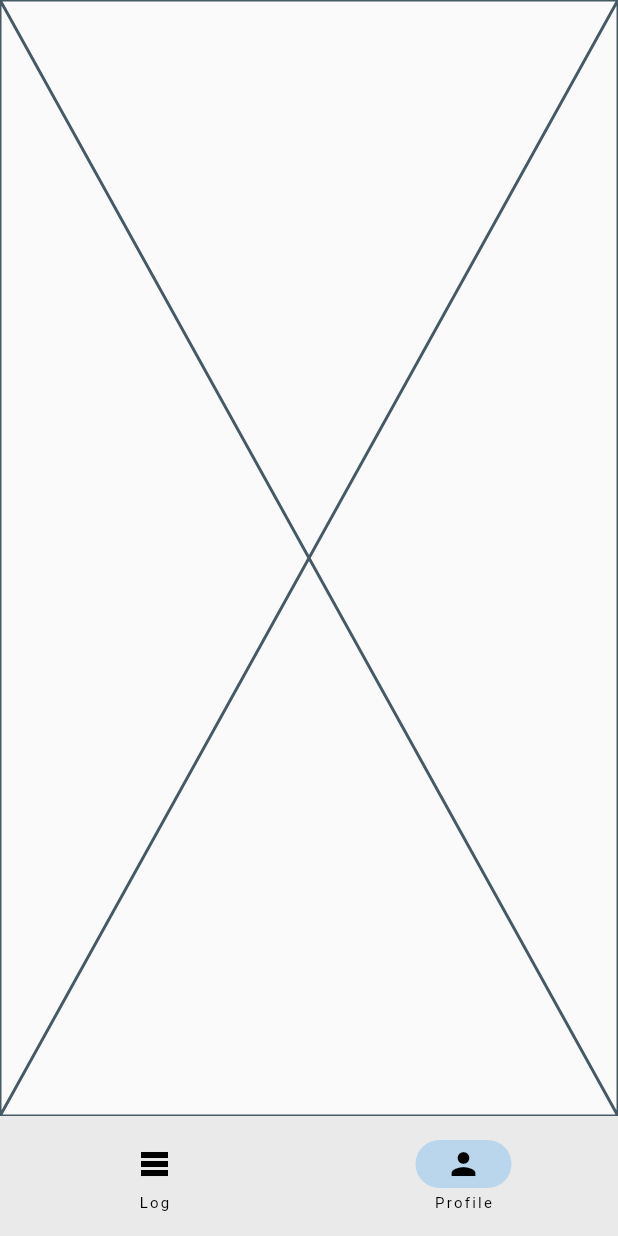
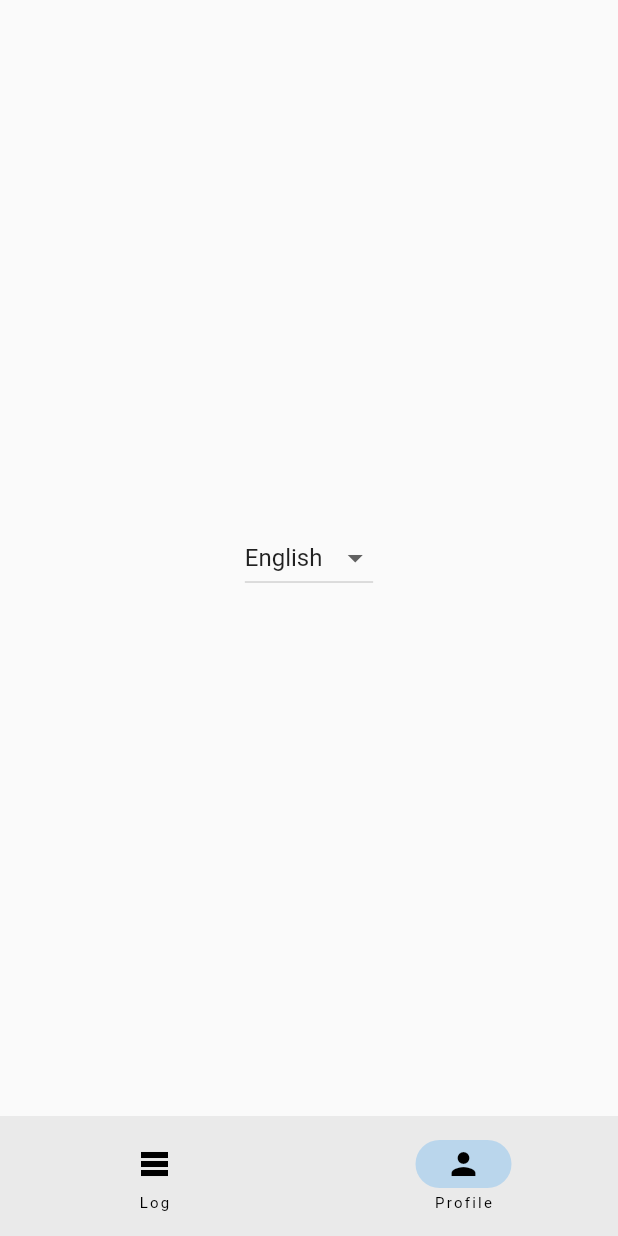
Before and after one commit to Bachar-official/flutter_qso, a Flutter app: the screen it shows after launch, item 2 of the bottom bar chosen, on a phone screen of 412 x 824 dp. Run offline on Flutter 3.47's test engine with Material 2 defaults, Android fonts, the phone set to English and light mode, and no system bars; our stand-ins replace flutter_riverpod, hive, hive_flutter; accounts and stored records are empty; generated files the repository leaves out were written again.

Commit message:
Changing locale dynamically. Storing settings.

```diff
--- a/lib/app/app.dart
+++ b/lib/app/app.dart
@@ -1,24 +1,25 @@
 import 'package:flutter/material.dart';
-import 'package:flutter_localizations/flutter_localizations.dart';
+import 'package:flutter_qso/app/di.dart';
 import 'package:flutter_qso/app/routing.dart';
+import 'package:flutter_gen/gen_l10n/app_localizations.dart';
+import 'package:flutter_qso/feature/profile/profile_state.dart';
+import 'package:flutter_qso/feature/profile/profile_state_holder.dart';
+import 'package:flutter_riverpod/flutter_riverpod.dart';
 
-class App extends StatelessWidget {
+final profileProvider = StateNotifierProvider<ProfileStateHolder, ProfileState>((ref) => di.profileStateHolder);
+
+class App extends ConsumerWidget {
   const App({Key? key}) : super(key: key);
 
   @override
-  Widget build(BuildContext context) {
-    return const MaterialApp(
+  Widget build(BuildContext context, WidgetRef ref) {
+    final state = ref.watch(profileProvider);
+    return MaterialApp(
       title: 'QSO',
-      localizationsDelegates: [
-        GlobalMaterialLocalizations.delegate,
-        GlobalWidgetsLocalizations.delegate,
-        GlobalCupertinoLocalizations.delegate,
-      ],
-      supportedLocales: [
-        Locale('en'),
-        Locale('ru'),
-      ],
+      localizationsDelegates: AppLocalizations.localizationsDelegates,
+      supportedLocales: AppLocalizations.supportedLocales,
       onGenerateRoute: AppRouter.generateRoute,
+      locale: Locale(state.locale),
     );
   }
 }
--- /dev/null
+++ b/lib/data/constants/locales.dart
@@ -0,0 +1,4 @@
+Map<String, String> locales = {
+  'English': 'en',
+  'Русский': 'ru',
+};
--- a/lib/feature/home/home_screen.dart
+++ b/lib/feature/home/home_screen.dart
@@ -4,6 +4,7 @@ import 'package:flutter_qso/feature/home/home_state_holder.dart';
 import 'package:flutter_qso/feature/log/log_screen.dart';
 import 'package:flutter_qso/feature/profile/profile_screen.dart';
 import 'package:flutter_riverpod/flutter_riverpod.dart';
+import 'package:flutter_gen/gen_l10n/app_localizations.dart';
 
 import 'home_state.dart';
 
@@ -25,9 +26,9 @@ class HomeScreen extends ConsumerWidget {
       bottomNavigationBar: NavigationBar(
         onDestinationSelected: manager.setPageNumber,
         selectedIndex: state.pageNumber,
-        destinations: const [
-          NavigationDestination(icon: Icon(Icons.table_rows), label: 'Log'),
-          NavigationDestination(icon: Icon(Icons.person), label: 'Profile'),
+        destinations: [
+          const NavigationDestination(icon: Icon(Icons.table_rows), label: 'Log'),
+          NavigationDestination(icon: const Icon(Icons.person), label: AppLocalizations.of(context).profile),
         ],
       ),
     );
--- a/lib/feature/profile/profile_screen.dart
+++ b/lib/feature/profile/profile_screen.dart
@@ -1,10 +1,41 @@
 import 'package:flutter/material.dart';
+import 'package:flutter_qso/data/constants/locales.dart';
+import 'package:flutter_qso/feature/profile/profile_state.dart';
+import 'package:flutter_qso/feature/profile/profile_state_holder.dart';
+import 'package:flutter_riverpod/flutter_riverpod.dart';
 
-class ProfileScreen extends StatelessWidget {
+import '../../app/di.dart';
+
+final profileProvider = StateNotifierProvider<ProfileStateHolder, ProfileState>(
+    (ref) => di.profileStateHolder);
+
+class ProfileScreen extends ConsumerWidget {
   const ProfileScreen({Key? key}) : super(key: key);
 
   @override
-  Widget build(BuildContext context) {
-    return const Placeholder();
+  Widget build(BuildContext context, WidgetRef ref) {
+    final state = ref.watch(profileProvider);
+    final manager = di.profileManager;
+
+    return Scaffold(
+      body: Center(
+        child: DropdownButton<String>(
+          value: state.locale,
+          items: locales
+              .map(
+                (key, value) => MapEntry(
+                  key,
+                  DropdownMenuItem<String>(
+                    value: value,
+                    child: Text(key),
+                  ),
+                ),
+              )
+              .values
+              .toList(),
+          onChanged: manager.setLocale,
+        ),
+      ),
+    );
   }
 }
--- /dev/null
+++ b/lib/l10n/app_en.arb
@@ -0,0 +1,3 @@
+{
+  "profile": "Profile"
+}
--- /dev/null
+++ b/lib/l10n/app_ru.arb
@@ -0,0 +1,3 @@
+{
+  "profile": "Профиль"
+}
--- a/lib/main.dart
+++ b/lib/main.dart
@@ -6,8 +6,9 @@ import 'app/app.dart';
 import 'app/di.dart';
 
 void main() async {
+  WidgetsFlutterBinding.ensureInitialized();
   await Hive.initFlutter();
-  await Hive.openBox('settings');
+  await Hive.openBox<String>('settings');
   di.init();
   runApp(
     const ProviderScope(
--- a/pubspec.yaml
+++ b/pubspec.yaml
@@ -21,6 +21,7 @@ dependencies:
   intl: any
   hive_flutter: ^1.1.0
   hive_generator: ^2.0.0
+  hive: ^2.2.3
 
 dev_dependencies:
   flutter_test:
@@ -37,6 +38,7 @@ flutter:
   # included with your application, so that you can use the icons in
   # the material Icons class.
   uses-material-design: true
+  generate: true
 
   # To add assets to your application, add an assets section, like this:
   # assets:
```
Also changed, not shown: lib/app/di.dart (+10 -2 lines), lib/data/repository/settings_repository.dart (+10 -6 lines), lib/feature/home/home_manager.dart (+1 -17 lines), lib/feature/home/home_state.dart (+3 -12 lines), lib/feature/home/home_state_holder.dart (+0 -8 lines), lib/feature/profile/profile_manager.dart (added, +26 -0 lines), lib/feature/profile/profile_state.dart (added, +16 -0 lines), lib/feature/profile/profile_state_holder.dart (added, +16 -0 lines), pubspec.lock.
